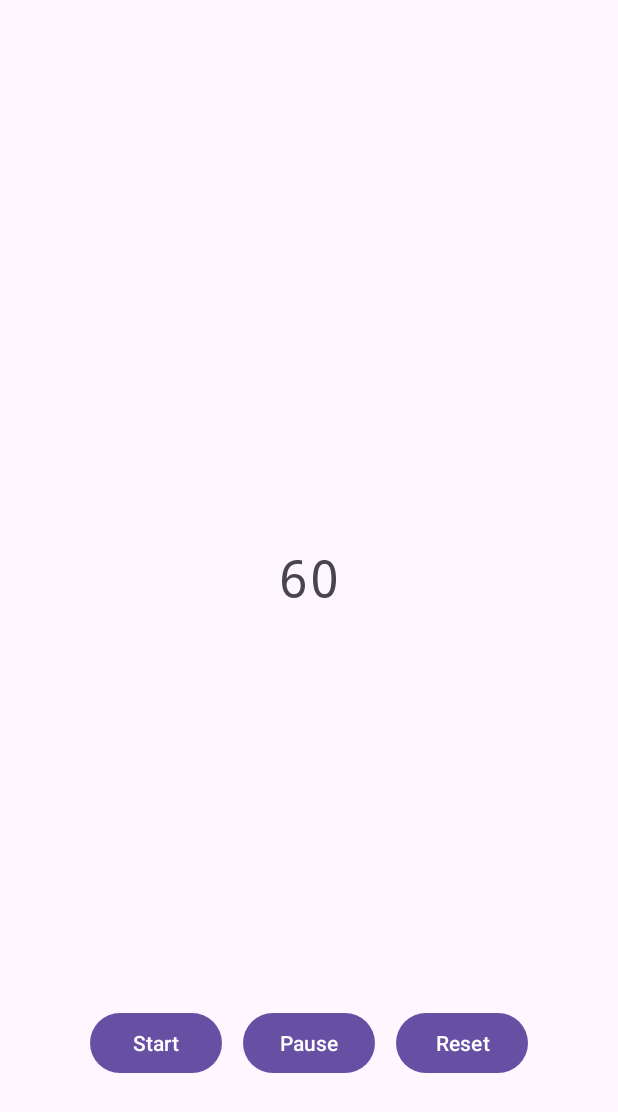
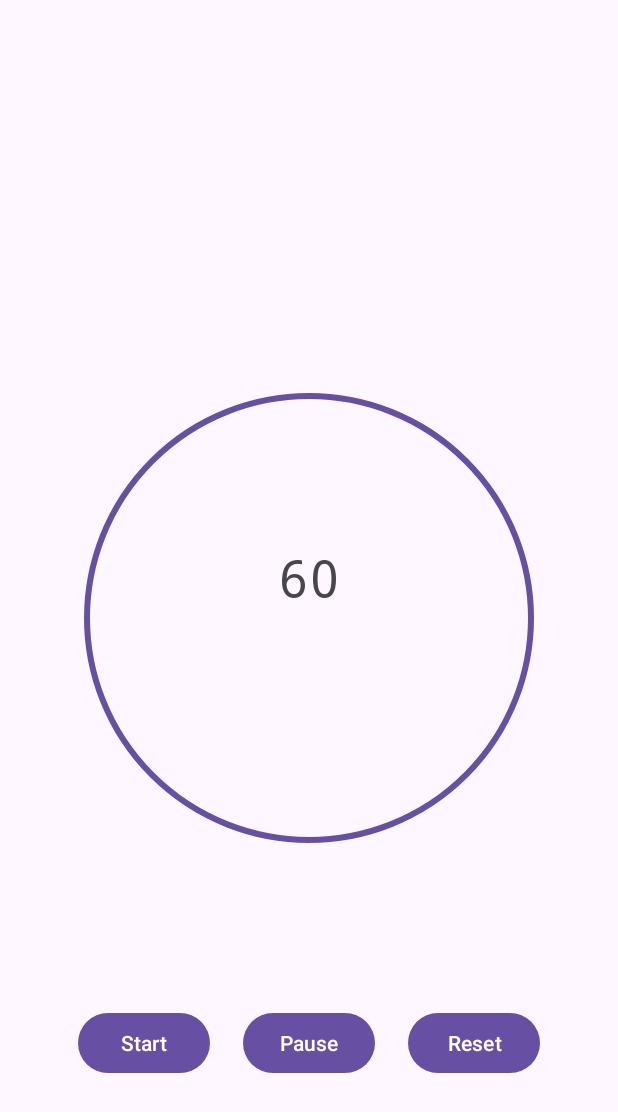
Before and after one commit to BavDP/lesson23_timer_on_async_task, an Android app: the screen it shows after launch (MainActivity), after a tap on "Reset", on a phone screen of 412 x 824 dp. Shown: the top 1112 px of the screen. Run offline under Robolectric (Android 15) with nearby library versions, the phone set to English and light mode, and no system bars; 2 other taps on this screen came first.

Commit message:
Progress bar is added

```diff
--- a/app/src/main/java/com/example/timeronasynctask/MainActivity.kt
+++ b/app/src/main/java/com/example/timeronasynctask/MainActivity.kt
@@ -4,17 +4,21 @@ import android.os.AsyncTask
 import androidx.appcompat.app.AppCompatActivity
 import android.os.Bundle
 import android.widget.Button
-import android.widget.ProgressBar
 import android.widget.TextView
+import com.google.android.material.progressindicator.CircularProgressIndicator
 
 class MainActivity : AppCompatActivity() {
     private val startBtn: Button by lazy { findViewById(R.id.startBtn) }
     private val stopBtn: Button by lazy { findViewById(R.id.stopBtn) }
     private val resetBtn: Button by lazy { findViewById(R.id.resetBtn) }
     private val timerText: TextView by lazy { findViewById(R.id.timerText) }
-    private val progressBar: ProgressBar by lazy { findViewById(R.id.progressBar) }
+    private val progressBar: CircularProgressIndicator by lazy { findViewById(R.id.progressBar) }
     private var asyncTimer: TimerAsyncTask? = null
-    private var timerCounter = 60
+    private var timerCounter = CONST.TIMER_MAX
+
+    object CONST {
+        const val TIMER_MAX = 60
+    }
 
     private inner class TimerAsyncTask: AsyncTask<Int, Int, Void>() {
         private var counter: Int = timerCounter
@@ -34,12 +38,7 @@ class MainActivity : AppCompatActivity() {
 
         override fun onProgressUpdate(vararg values: Int?) {
             super.onProgressUpdate(*values)
-            timerText.text = counter.toString()
-            progressBar.progress = counter
-        }
-
-        override fun onCancelled() {
-            super.onCancelled()
+            setTimerProgress(counter)
         }
     }
 
@@ -54,8 +53,7 @@ class MainActivity : AppCompatActivity() {
 
     private fun init() {
         progressBar.max = timerCounter
-        progressBar.progress = timerCounter
-        timerText.text = timerCounter.toString()
+        setTimerProgress(CONST.TIMER_MAX)
     }
 
     private fun setupButtonsListenerHandlers() {
@@ -74,7 +72,13 @@ class MainActivity : AppCompatActivity() {
     }
 
     private fun resetBtnClick() {
-        timerCounter = 60
+        asyncTimer?.cancel(true)
+        setTimerProgress(CONST.TIMER_MAX)
+    }
+
+    private fun setTimerProgress(value: Int) {
+        timerCounter = value
         timerText.text = timerCounter.toString()
+        progressBar.progress = timerCounter
     }
 }
--- a/app/src/main/res/layout/activity_main.xml
+++ b/app/src/main/res/layout/activity_main.xml
@@ -6,14 +6,12 @@
     android:layout_height="match_parent"
     tools:context=".MainActivity">
 
-    <ProgressBar
+    <com.google.android.material.progressindicator.CircularProgressIndicator
         android:id="@+id/progressBar"
-        style="?android:attr/progressBarStyle"
-        android:layout_width="292dp"
-        android:layout_height="308dp"
-        android:indeterminateOnly="false"
-        android:progress="50"
-        android:max="100"
+        android:layout_width="1dp"
+        android:layout_height="1dp"
+        android:indeterminate="false"
+        app:indicatorSize="300dp"
         app:layout_constraintBottom_toBottomOf="parent"
         app:layout_constraintEnd_toEndOf="parent"
         app:layout_constraintStart_toStartOf="parent"
```
